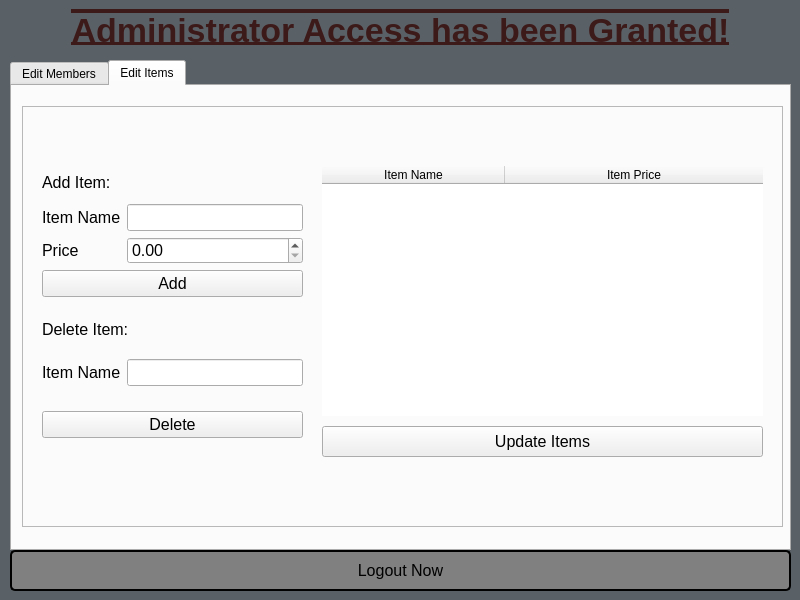
BlankMKB/CS1C-Group-Project-1, file CS1C_BulkClub/administratorwindow.ui: the form before one commit.
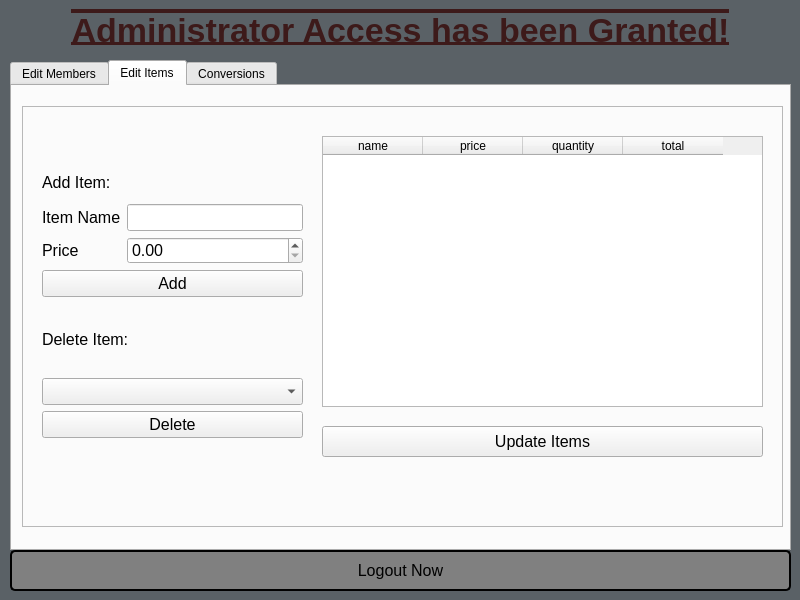
The form after the commit. The open tabs and pages were chosen to show the change. Icons and pictures are not drawn.

Patch:
```diff
--- a/CS1C_BulkClub/administratorwindow.ui
+++ b/CS1C_BulkClub/administratorwindow.ui
@@ -477,71 +477,6 @@
        <string>Update Items</string>
       </property>
      </widget>
-     <widget class="QTableWidget" name="editItemsTW">
-      <property name="enabled">
-       <bool>true</bool>
-      </property>
-      <property name="geometry">
-       <rect>
-        <x>300</x>
-        <y>60</y>
-        <width>441</width>
-        <height>250</height>
-       </rect>
-      </property>
-      <property name="sizePolicy">
-       <sizepolicy hsizetype="Fixed" vsizetype="Fixed">
-        <horstretch>0</horstretch>
-        <verstretch>0</verstretch>
-       </sizepolicy>
-      </property>
-      <property name="minimumSize">
-       <size>
-        <width>400</width>
-        <height>250</height>
-       </size>
-      </property>
-      <property name="frameShape">
-       <enum>QFrame::NoFrame</enum>
-      </property>
-      <property name="horizontalScrollBarPolicy">
-       <enum>Qt::ScrollBarAlwaysOff</enum>
-      </property>
-      <property name="sizeAdjustPolicy">
-       <enum>QAbstractScrollArea::AdjustToContents</enum>
-      </property>
-      <property name="editTriggers">
-       <set>QAbstractItemView::AllEditTriggers</set>
-      </property>
-      <property name="columnCount">
-       <number>2</number>
-      </property>
-      <attribute name="horizontalHeaderCascadingSectionResizes">
-       <bool>true</bool>
-      </attribute>
-      <attribute name="horizontalHeaderMinimumSectionSize">
-       <number>183</number>
-      </attribute>
-      <attribute name="horizontalHeaderDefaultSectionSize">
-       <number>183</number>
-      </attribute>
-      <attribute name="horizontalHeaderStretchLastSection">
-       <bool>true</bool>
-      </attribute>
-      <attribute name="verticalHeaderStretchLastSection">
-       <bool>false</bool>
-      </attribute>
-      <column>
-       <property name="text">
-        <string>Item Name</string>
-       </property>
-      </column>
-      <column>
-       <property name="text">
-        <string>Item Price</string>
-       </property>
-      </column>
-     </widget>
      <widget class="QWidget" name="verticalLayoutWidget_2">
       <property name="geometry">
        <rect>
@@ -565,29 +500,13 @@
         </widget>
        </item>
        <item>
-        <layout class="QFormLayout" name="formLayout_5">
-         <item row="0" column="0">
-          <widget class="QLabel" name="deleteItemNameLabel">
-           <property name="font">
-            <font>
-             <pointsize>12</pointsize>
-            </font>
-           </property>
-           <property name="text">
-            <string>Item Name</string>
-           </property>
-          </widget>
-         </item>
-         <item row="0" column="1">
-          <widget class="QLineEdit" name="deleteItemLE">
-           <property name="font">
-            <font>
-             <pointsize>12</pointsize>
-            </font>
-           </property>
-          </widget>
-         </item>
-        </layout>
+        <widget class="QComboBox" name="deleteItemCB">
+         <property name="font">
+          <font>
+           <pointsize>12</pointsize>
+          </font>
+         </property>
+        </widget>
        </item>
        <item>
         <widget class="QPushButton" name="deleteItemButton">
@@ -603,6 +522,113 @@
        </item>
       </layout>
      </widget>
+     <widget class="QTableWidget" name="editItemsTW">
+      <property name="geometry">
+       <rect>
+        <x>300</x>
+        <y>30</y>
+        <width>441</width>
+        <height>271</height>
+       </rect>
+      </property>
+      <column>
+       <property name="text">
+        <string>name</string>
+       </property>
+      </column>
+      <column>
+       <property name="text">
+        <string>price</string>
+       </property>
+      </column>
+      <column>
+       <property name="text">
+        <string>quantity</string>
+       </property>
+      </column>
+      <column>
+       <property name="text">
+        <string>total</string>
+       </property>
+      </column>
+     </widget>
+    </widget>
+   </widget>
+   <widget class="QWidget" name="tab">
+    <attribute name="title">
+     <string>Conversions</string>
+    </attribute>
+    <widget class="QListWidget" name="regularToExecConversionLW">
+     <property name="geometry">
+      <rect>
+       <x>30</x>
+       <y>60</y>
+       <width>311</width>
+       <height>361</height>
+      </rect>
+     </property>
+    </widget>
+    <widget class="QListWidget" name="execToRegularConvserionLW">
+     <property name="geometry">
+      <rect>
+       <x>435</x>
+       <y>60</y>
+       <width>311</width>
+       <height>361</height>
+      </rect>
+     </property>
+    </widget>
+    <widget class="QLabel" name="regToExecLabel">
+     <property name="geometry">
+      <rect>
+       <x>30</x>
+       <y>430</y>
+       <width>311</width>
+       <height>20</height>
+      </rect>
+     </property>
+     <property name="text">
+      <string>TextLabel</string>
+     </property>
+    </widget>
+    <widget class="QLabel" name="execToRegLabel">
+     <property name="geometry">
+      <rect>
+       <x>440</x>
+       <y>430</y>
+       <width>311</width>
+       <height>20</height>
+      </rect>
+     </property>
+     <property name="text">
+      <string>TextLabel</string>
+     </property>
+    </widget>
+    <widget class="QLabel" name="label">
+     <property name="geometry">
+      <rect>
+       <x>40</x>
+       <y>20</y>
+       <width>301</width>
+       <height>20</height>
+      </rect>
+     </property>
+     <property name="text">
+      <string>Suggested Regular To Executive Conversions</string>
+     </property>
+    </widget>
+    <widget class="QLabel" name="label_2">
+     <property name="geometry">
+      <rect>
+       <x>440</x>
+       <y>20</y>
+       <width>311</width>
+       <height>16</height>
+      </rect>
+     </property>
+     <property name="text">
+      <string>Suggested Executive To Regular Conversions</string>
+     </property>
     </widget>
    </widget>
   </widget>
```
Left out of the diff: 117 changed lines with no effect on the pictures.
